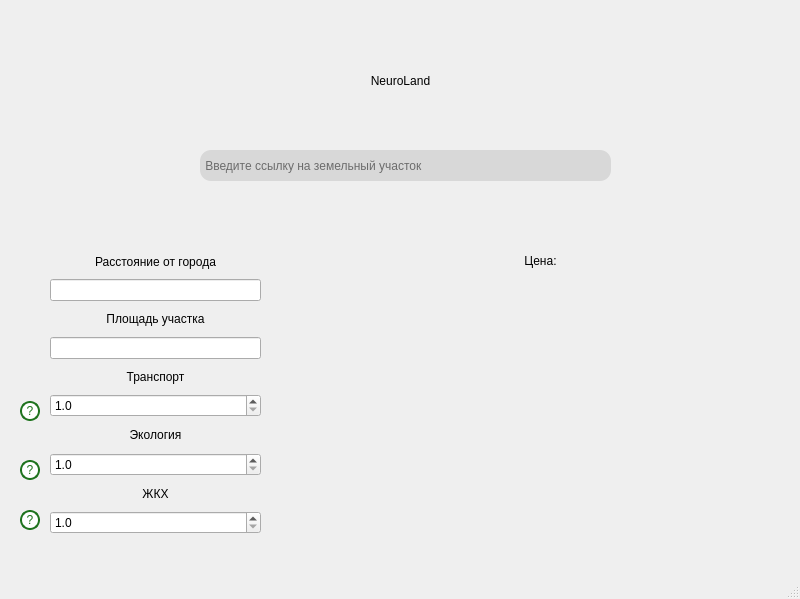
The window that UI/ver2.ui (br4h/caidplop) describes before a commit, drawn with Qt 5.
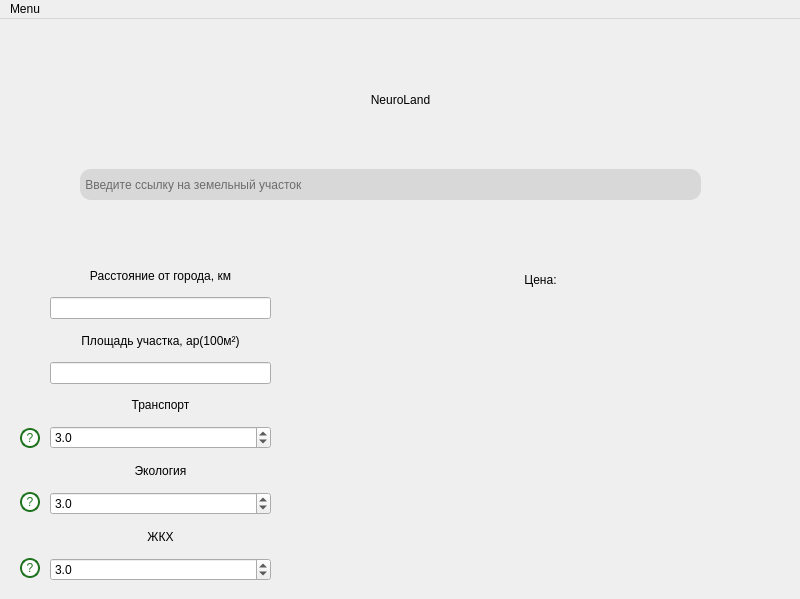
The same window after the commit. Icons and pictures are not drawn.

The edit to the form file:
```diff
--- a/UI/ver2.ui
+++ b/UI/ver2.ui
@@ -28,9 +28,9 @@
    <widget class="QLineEdit" name="lineEdit">
     <property name="geometry">
      <rect>
-      <x>200</x>
+      <x>80</x>
       <y>150</y>
-      <width>411</width>
+      <width>621</width>
       <height>31</height>
      </rect>
     </property>
@@ -90,9 +90,9 @@
     <property name="geometry">
      <rect>
       <x>50</x>
-      <y>250</y>
-      <width>211</width>
-      <height>284</height>
+      <y>241</y>
+      <width>221</width>
+      <height>321</height>
      </rect>
     </property>
     <layout class="QVBoxLayout" name="verticalLayout">
@@ -102,7 +102,7 @@
         <string notr="true">font: 75 12pt &quot;MS Shell Dlg 2&quot;;</string>
        </property>
        <property name="text">
-        <string>Расстояние от города</string>
+        <string>Расстояние от города, км</string>
        </property>
        <property name="alignment">
         <set>Qt::AlignCenter</set>
@@ -122,7 +122,7 @@
         <string notr="true">font: 75 12pt &quot;MS Shell Dlg 2&quot;;</string>
        </property>
        <property name="text">
-        <string>Площадь участка</string>
+        <string>Площадь участка, ар(100м²)</string>
        </property>
        <property name="alignment">
         <set>Qt::AlignCenter</set>
@@ -159,8 +159,7 @@
         <enum>Qt::WheelFocus</enum>
        </property>
        <property name="styleSheet">
-        <string notr="true">font: 10pt &quot;MS Shell Dlg 2&quot;;
-</string>
+        <string notr="true">font: 12pt &quot;MS Shell Dlg 2&quot;;</string>
        </property>
        <property name="decimals">
         <number>1</number>
@@ -174,6 +173,9 @@
        <property name="singleStep">
         <double>0.100000000000000</double>
        </property>
+       <property name="value">
+        <double>3.000000000000000</double>
+       </property>
       </widget>
      </item>
      <item>
@@ -206,6 +208,9 @@
        <property name="singleStep">
         <double>0.100000000000000</double>
        </property>
+       <property name="value">
+        <double>3.000000000000000</double>
+       </property>
       </widget>
      </item>
      <item>
@@ -238,6 +243,9 @@
        <property name="singleStep">
         <double>0.100000000000000</double>
        </property>
+       <property name="value">
+        <double>3.000000000000000</double>
+       </property>
       </widget>
      </item>
     </layout>
@@ -272,7 +280,7 @@
     <property name="geometry">
      <rect>
       <x>20</x>
-      <y>510</y>
+      <y>539</y>
       <width>20</width>
       <height>20</height>
      </rect>
@@ -292,7 +300,7 @@
     <property name="geometry">
      <rect>
       <x>20</x>
-      <y>401</y>
+      <y>409</y>
       <width>20</width>
       <height>20</height>
      </rect>
@@ -312,7 +320,7 @@
     <property name="geometry">
      <rect>
       <x>20</x>
-      <y>460</y>
+      <y>473</y>
       <width>20</width>
       <height>20</height>
      </rect>
@@ -338,8 +346,19 @@
      <height>21</height>
     </rect>
    </property>
+   <widget class="QMenu" name="menuMenu">
+    <property name="title">
+     <string>Menu</string>
+    </property>
+    <addaction name="actionAdvenced_Mode"/>
+   </widget>
+   <addaction name="menuMenu"/>
   </widget>
-  <widget class="QStatusBar" name="statusbar"/>
+  <action name="actionAdvenced_Mode">
+   <property name="text">
+    <string>Advenced Mode</string>
+   </property>
+  </action>
  </widget>
  <resources/>
  <connections/>
```
Left out of the diff: 32 changed lines with no effect on the pictures.
